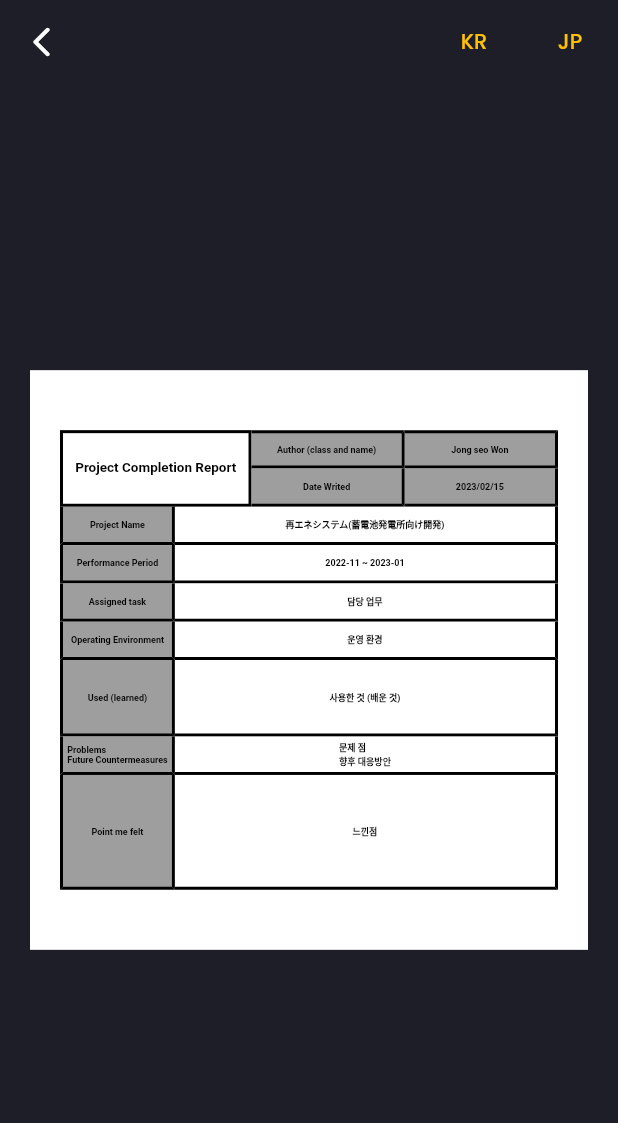
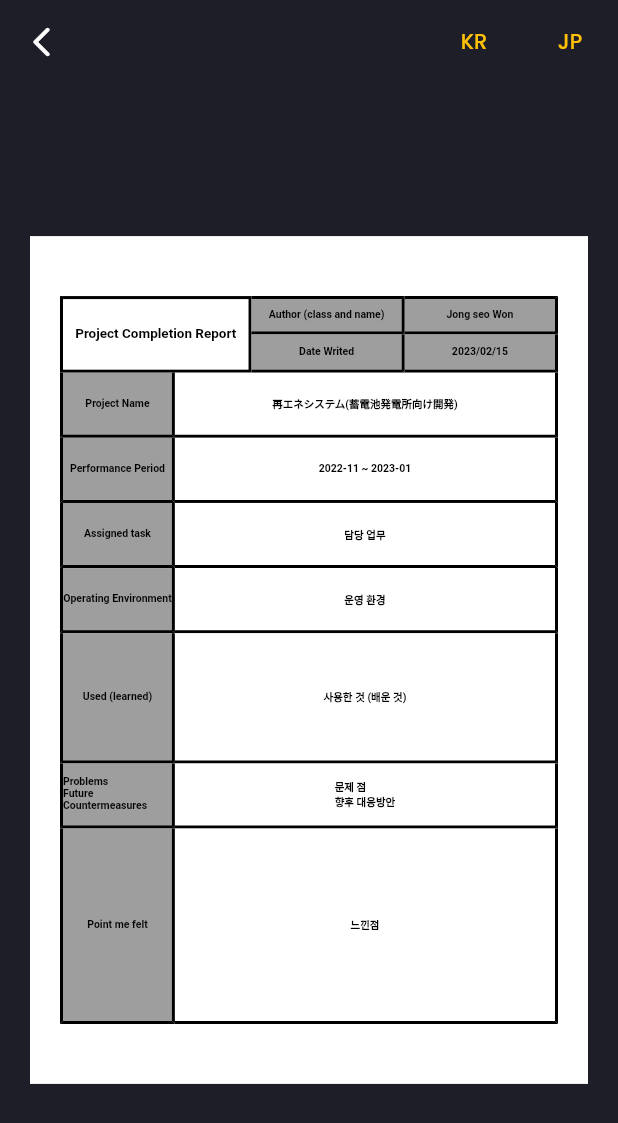
Before and after one commit to wonjongseo/me, a Flutter app: the ReportSceen screen opened by its route, on a phone screen of 412 x 824 dp. Shown: the top 1123 px of the screen. Run offline on Flutter 3.47's test engine with Material 2 defaults, Android fonts, the phone set to English and light mode, and no system bars; our stand-ins replace animated_text_kit, carousel_slider, flutter_svg, get, google_fonts.

Commit message:
responsive

```diff
--- a/lib/main.dart
+++ b/lib/main.dart
@@ -5,7 +5,6 @@ import 'package:wonjongseo/constants.dart';
 import 'package:google_fonts/google_fonts.dart';
 import 'package:wonjongseo/models/CorporationProjects.dart';
 import 'package:wonjongseo/models/languages.dart';
-import 'package:wonjongseo/screens/company/company_screen.dart';
 import 'package:wonjongseo/screens/home/home_screen.dart';
 import 'package:wonjongseo/screens/project_detail/project_detail_screen.dart';
 import 'package:wonjongseo/screens/report/report_screen.dart';
@@ -50,7 +49,6 @@ class MyApp extends StatelessWidget {
                     corporation: corporation_projects[0],
                   )),
           GetPage(name: HOME_PATH, page: () => const HomeScreen()),
-          GetPage(name: COMPANY_PATH, page: () => CompanyScreen()),
           GetPage(
               name: PROJECT_DETAIL_PATH,
               page: () => const ProjectDetailScrenn()),
--- a/lib/models/languages.dart
+++ b/lib/models/languages.dart
@@ -89,7 +89,7 @@ class Languagues extends Translations {
 
           'assigned_task': '担当業務',
           'operating_environment': '運営環境',
-          'used_learned': '使ったこと（習った）',
+          'used_learned': '使ったこと(習った)',
           'problems_future_countermeasures': '問題点\n今後の対応策',
           'point_me_felt': '感じた点',
 
--- a/lib/responsive.dart
+++ b/lib/responsive.dart
@@ -27,12 +27,16 @@ class Responsive extends StatelessWidget {
   Widget build(BuildContext context) {
     final Size _size = MediaQuery.of(context).size;
     if (_size.width >= 1024) {
+      print('desktop');
       return desktop;
     } else if (_size.width >= 700 && tablet != null) {
+      print('tablet');
       return tablet!;
     } else if (_size.width >= 450 && mobileLarge != null) {
+      print('mobileLarge');
       return mobileLarge!;
     } else {
+      print('mobile');
       return mobile;
     }
   }
--- a/lib/screens/report/report_screen.dart
+++ b/lib/screens/report/report_screen.dart
@@ -6,7 +6,6 @@ import 'package:wonjongseo/constants.dart';
 import 'package:wonjongseo/models/CorporationProjects.dart';
 import 'package:wonjongseo/models/languages.dart';
 import 'package:wonjongseo/responsive.dart';
-import 'package:wonjongseo/screens/company/company_screen.dart';
 import 'package:wonjongseo/screens/main/main_screen.dart';
 import 'package:flutter_staggered_grid_view/flutter_staggered_grid_view.dart';
 import 'package:wonjongseo/screens/report/components/setting_card.dart';
@@ -20,13 +19,16 @@ class ReportSceen extends StatelessWidget {
   final Corporation corporation;
   @override
   Widget build(BuildContext context) {
-    EdgeInsets paddingValue = Responsive.isDesktop(context)
+    EdgeInsets paddingValue = Responsive.isMobile(context)
         ? const EdgeInsets.symmetric(
-            horizontal: defaultPadding * 10, vertical: defaultPadding * 4)
-        : const EdgeInsets.symmetric(
-            horizontal: defaultPadding * 1, vertical: defaultPadding * 2);
+            horizontal: defaultPadding * 1, vertical: defaultPadding * 2)
+        : Responsive.isTablet(context)
+            ? const EdgeInsets.symmetric(
+                horizontal: defaultPadding * 3, vertical: defaultPadding * 2)
+            : const EdgeInsets.symmetric(
+                horizontal: defaultPadding * 10, vertical: defaultPadding * 4);
 
-    return GetPlatform.isMobile || Responsive.isMobile(context)
+    return !GetPlatform.isDesktop || !Responsive.isDesktop(context)
         ? MainScreen(
             body: SafeArea(
               child: Container(
@@ -72,12 +74,25 @@ class ReportCard extends StatelessWidget {
 
   @override
   Widget build(BuildContext context) {
-    double mainFontSize = Responsive.isDesktop(context) ? 28 : 9;
+    double mainFontSize = Responsive.isMobile(context)
+        ? 9
+        : Responsive.isTablet(context)
+            ? 16
+            : 28;
 
+    // num mainAxisCellCount = !Responsive.isMobile(context) ? 1 : 1.7;
+    num mainAxisCellCount = Responsive.isMobile(context)
+        ? 1.7
+        : Responsive.isTablet(context)
+            ? 2
+            : 1;
     TextStyle reportTextStyle = TextStyle(
         fontWeight: FontWeight.bold,
-        fontSize:
-            Responsive.isDesktop(context) ? mainFontSize - 8 : mainFontSize - 3,
+        fontSize: Responsive.isMobile(context)
+            ? mainFontSize - 2
+            : Responsive.isTablet(context)
+                ? mainFontSize - 4
+                : mainFontSize - 8,
         color: Colors.black);
 
     return Column(
@@ -92,7 +107,7 @@ class ReportCard extends StatelessWidget {
                       isOk: corporation.settings[index]['isOK'],
                     )),
           ),
-        if (Responsive.isDesktop(context))
+        if (!Responsive.isMobile(context))
           const SizedBox(height: defaultPadding / 2),
         StaggeredGrid.count(
           crossAxisCount: 13,
@@ -191,7 +206,7 @@ class ReportCard extends StatelessWidget {
             ),
             StaggeredGridTile.count(
               crossAxisCellCount: 3,
-              mainAxisCellCount: 1,
+              mainAxisCellCount: mainAxisCellCount,
               child: Container(
                 decoration:
                     BoxDecoration(border: RBLBorder(), color: Colors.grey),
@@ -205,7 +220,7 @@ class ReportCard extends StatelessWidget {
             ),
             StaggeredGridTile.count(
               crossAxisCellCount: 10,
-              mainAxisCellCount: 1,
+              mainAxisCellCount: mainAxisCellCount,
               child: Container(
                 decoration: const BoxDecoration(
                     border: Border(
@@ -223,7 +238,7 @@ class ReportCard extends StatelessWidget {
             ),
             StaggeredGridTile.count(
               crossAxisCellCount: 3,
-              mainAxisCellCount: 1,
+              mainAxisCellCount: mainAxisCellCount,
               child: Container(
                 decoration:
                     BoxDecoration(border: RBLBorder(), color: Colors.grey),
@@ -235,7 +250,7 @@ class ReportCard extends StatelessWidget {
             ),
             StaggeredGridTile.count(
               crossAxisCellCount: 10,
-              mainAxisCellCount: 1,
+              mainAxisCellCount: mainAxisCellCount,
               child: Container(
                 decoration: const BoxDecoration(
                     border: Border(
@@ -261,7 +276,7 @@ class ReportCard extends StatelessWidget {
             ),
             StaggeredGridTile.count(
               crossAxisCellCount: 3,
-              mainAxisCellCount: 1,
+              mainAxisCellCount: mainAxisCellCount,
               child: Container(
                 decoration:
                     BoxDecoration(border: RBLBorder(), color: Colors.grey),
@@ -272,7 +287,7 @@ class ReportCard extends StatelessWidget {
             ),
             StaggeredGridTile.count(
               crossAxisCellCount: 10,
-              mainAxisCellCount: 1,
+              mainAxisCellCount: mainAxisCellCount,
               child: Container(
                 decoration: const BoxDecoration(
                     border: Border(
@@ -287,7 +302,7 @@ class ReportCard extends StatelessWidget {
             ),
             StaggeredGridTile.count(
               crossAxisCellCount: 3,
-              mainAxisCellCount: 1,
+              mainAxisCellCount: mainAxisCellCount,
               child: Container(
                 decoration:
                     BoxDecoration(border: RBLBorder(), color: Colors.grey),
@@ -299,7 +314,7 @@ class ReportCard extends StatelessWidget {
             ),
             StaggeredGridTile.count(
               crossAxisCellCount: 10,
-              mainAxisCellCount: 1,
+              mainAxisCellCount: mainAxisCellCount,
               child: Container(
                 decoration: const BoxDecoration(
                     border: Border(
@@ -314,7 +329,7 @@ class ReportCard extends StatelessWidget {
             ),
             StaggeredGridTile.count(
               crossAxisCellCount: 3,
-              mainAxisCellCount: 2,
+              mainAxisCellCount: mainAxisCellCount * 2,
               child: Container(
                 decoration:
                     BoxDecoration(border: RBLBorder(), color: Colors.grey),
@@ -325,7 +340,7 @@ class ReportCard extends StatelessWidget {
             ),
             StaggeredGridTile.count(
               crossAxisCellCount: 10,
-              mainAxisCellCount: 2,
+              mainAxisCellCount: mainAxisCellCount * 2,
               child: Container(
                 decoration: const BoxDecoration(
                     border: Border(
@@ -340,7 +355,7 @@ class ReportCard extends StatelessWidget {
             ),
             StaggeredGridTile.count(
               crossAxisCellCount: 3,
-              mainAxisCellCount: 1,
+              mainAxisCellCount: mainAxisCellCount,
               child: Container(
                 decoration:
                     BoxDecoration(border: RBLBorder(), color: Colors.grey),
@@ -352,7 +367,7 @@ class ReportCard extends StatelessWidget {
             ),
             StaggeredGridTile.count(
               crossAxisCellCount: 10,
-              mainAxisCellCount: 1,
+              mainAxisCellCount: mainAxisCellCount,
               child: Container(
                 decoration: const BoxDecoration(
                     border: Border(
@@ -367,7 +382,7 @@ class ReportCard extends StatelessWidget {
             ),
             StaggeredGridTile.count(
               crossAxisCellCount: 3,
-              mainAxisCellCount: 3,
+              mainAxisCellCount: mainAxisCellCount * 3,
               child: Container(
                 decoration:
                     BoxDecoration(border: RBLBorder(), color: Colors.grey),
@@ -378,7 +393,7 @@ class ReportCard extends StatelessWidget {
             ),
             StaggeredGridTile.count(
               crossAxisCellCount: 10,
-              mainAxisCellCount: 3,
+              mainAxisCellCount: mainAxisCellCount * 3,
               child: Container(
                 decoration: const BoxDecoration(
                     border: Border(
--- a/lib/utils/dialog.dart
+++ b/lib/utils/dialog.dart
@@ -34,7 +34,7 @@ void openProjectDialog(BuildContext context, Corporation corporation,
     Get.dialog(AlertDialog(
       title: Text(corporation.name),
       content: SizedBox(
-        width: Responsive.isDesktop(context)
+        width: !Responsive.isMobile(context)
             ? MediaQuery.of(context).size.width - 300
             : null,
         child: child != null
```
Also changed, not shown: lib/screens/company/company_screen.dart (deleted, +0 -120 lines).
